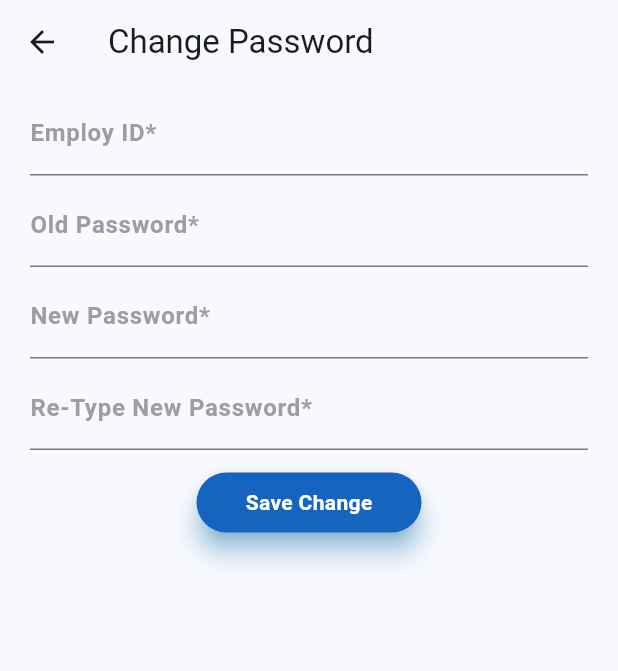
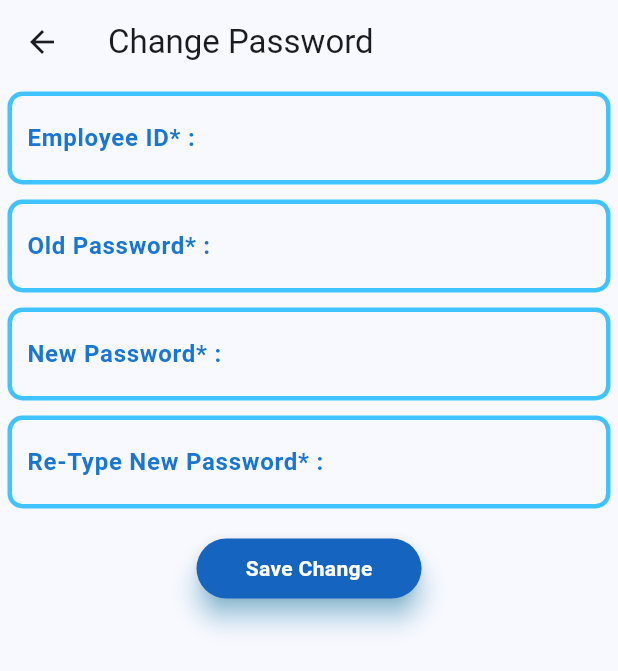
Before and after one commit to Beheshti-Kabir/FairGroupCRM_2.0, a Flutter app: the ChangePasswordPage screen opened by its route, on a phone screen of 412 x 824 dp. Shown: the top 671 px of the screen. Run offline on Flutter 3.47's test engine with Material 3 defaults, Android fonts, the phone set to English and light mode, and no system bars; our stand-ins replace geolocator, image_picker, quickalert, shared_preferences; accounts and stored records are empty; network calls fail.

Commit message:
CRM 2.0.2.

```diff
--- a/lib/change_password_page.dart
+++ b/lib/change_password_page.dart
@@ -2,6 +2,7 @@ import 'dart:convert';
 
 import 'package:crm_app/main.dart';
 import 'package:crm_app/utils/constants.dart';
+import 'package:crm_app/utils/widgets.dart';
 import 'package:flutter/material.dart';
 import 'package:http/http.dart' as http;
 
@@ -111,67 +112,14 @@ class _changePassword extends State<ChangePasswordPage> {
         title: const Text('Change Password'),
       ),
       body: Column(children: <Widget>[
-        Container(
-          padding: const EdgeInsets.only(left: 20.0, right: 20.0, top: 5.0),
-          child: TextField(
-            controller: _employID,
-            decoration: InputDecoration(
-              errorText: _employIDValidate ? 'Value Can\'t Be Empty' : null,
-              labelText: 'Employ ID*',
-              labelStyle: const TextStyle(
-                  fontWeight: FontWeight.bold, color: Colors.grey),
-              focusedBorder: const UnderlineInputBorder(
-                borderSide: BorderSide(color: Colors.blue),
-              ),
-            ),
-          ),
-        ),
-        Container(
-          padding: const EdgeInsets.only(left: 20.0, right: 20.0, top: 5.0),
-          child: TextField(
-            controller: _oldPassword,
-            decoration: InputDecoration(
-              errorText: _oldPasswordValidate ? 'Value Can\'t Be Empty' : null,
-              labelText: 'Old Password*',
-              labelStyle: const TextStyle(
-                  fontWeight: FontWeight.bold, color: Colors.grey),
-              focusedBorder: const UnderlineInputBorder(
-                borderSide: BorderSide(color: Colors.blue),
-              ),
-            ),
-          ),
-        ),
-        Container(
-          padding: const EdgeInsets.only(left: 20.0, right: 20.0, top: 5.0),
-          child: TextField(
-            controller: _newPassword,
-            decoration: InputDecoration(
-              errorText: _newPasswordValidate ? 'Value Can\'t Be Empty' : null,
-              labelText: 'New Password*',
-              labelStyle: const TextStyle(
-                  fontWeight: FontWeight.bold, color: Colors.grey),
-              focusedBorder: const UnderlineInputBorder(
-                borderSide: BorderSide(color: Colors.blue),
-              ),
-            ),
-          ),
-        ),
-        Container(
-          padding: const EdgeInsets.only(left: 20.0, right: 20.0, top: 5.0),
-          child: TextField(
-            controller: _reNewPassword,
-            decoration: InputDecoration(
-              errorText:
-                  _reNewPasswordValidate ? 'Value Can\'t Be Empty' : null,
-              labelText: 'Re-Type New Password*',
-              labelStyle: const TextStyle(
-                  fontWeight: FontWeight.bold, color: Colors.grey),
-              focusedBorder: const UnderlineInputBorder(
-                borderSide: BorderSide(color: Colors.blue),
-              ),
-            ),
-          ),
-        ),
+        textTypeFieldWidget('Employee ID*', _employID, _employIDValidate),
+        textTypeFieldWidget(
+            'Old Password*', _oldPassword, _oldPasswordValidate),
+        textTypeFieldWidget(
+            'New Password*', _newPassword, _newPasswordValidate),
+        textTypeFieldWidget(
+            'Re-Type New Password*', _reNewPassword, _reNewPasswordValidate),
+
         const SizedBox(height: 15.0),
         // save
         Container(
--- a/lib/main.dart
+++ b/lib/main.dart
@@ -26,7 +26,7 @@ class MyApp extends StatelessWidget {
         debugShowCheckedModeBanner: false,
         routes: <String, WidgetBuilder>{
           '/logInPage': (BuildContext context) => const LoginPage(),
-          '/changePassword': (BuildContext context) =>
+          '/changePasswordPage': (BuildContext context) =>
               const ChangePasswordPage(),
           '/landingPage': (BuildContext context) => const LandingPage(),
           '/agentLandingPage': (BuildContext context) =>
--- a/lib/utils/constants.dart
+++ b/lib/utils/constants.dart
@@ -11,8 +11,8 @@ class Constants {
   static bool selectedSearhed = false;
   static bool isDataAvailable = true;
 
-  static const version = '2.0.1';
-  static const androidCode = '25';
+  static const version = '2.0.2';
+  static const androidCode = '26';
   static String agentInitial = 'A202';
 
   static String employeeIDKey = 'EmployeeID';
```
Also changed, not shown: lib/drawerModules/new_lead_transaction.dart (+43 -1 lines).
